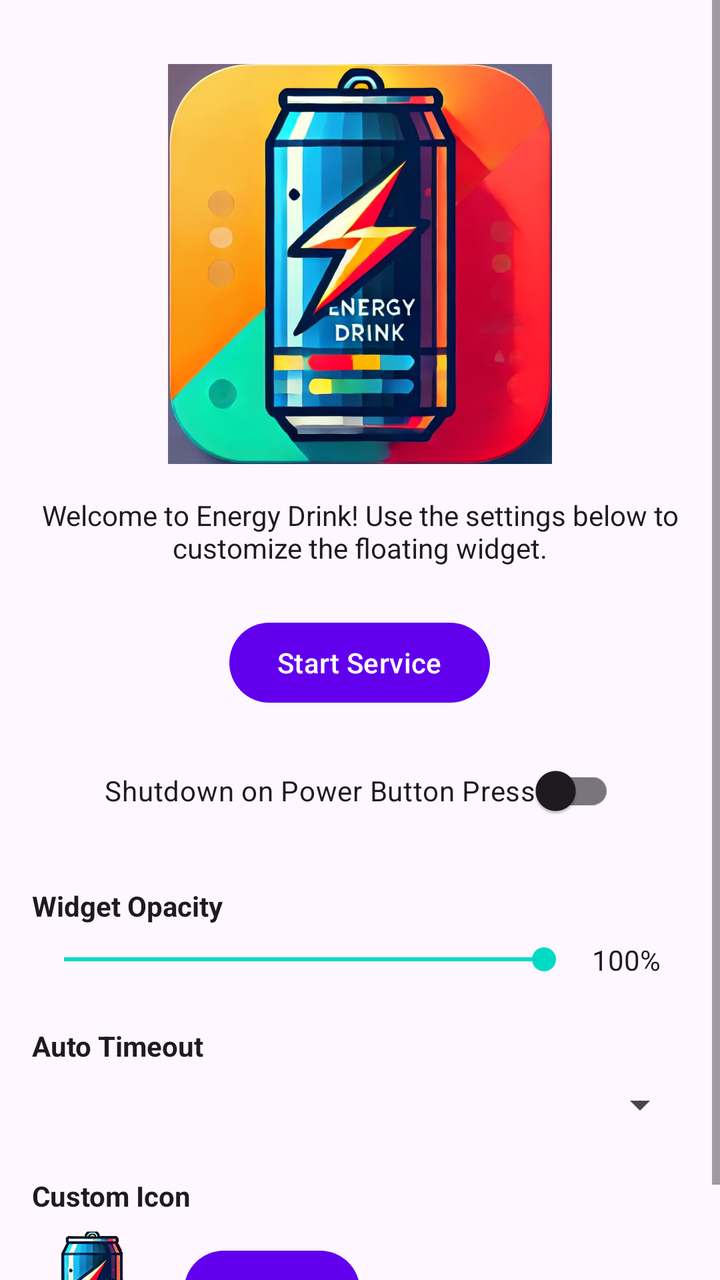
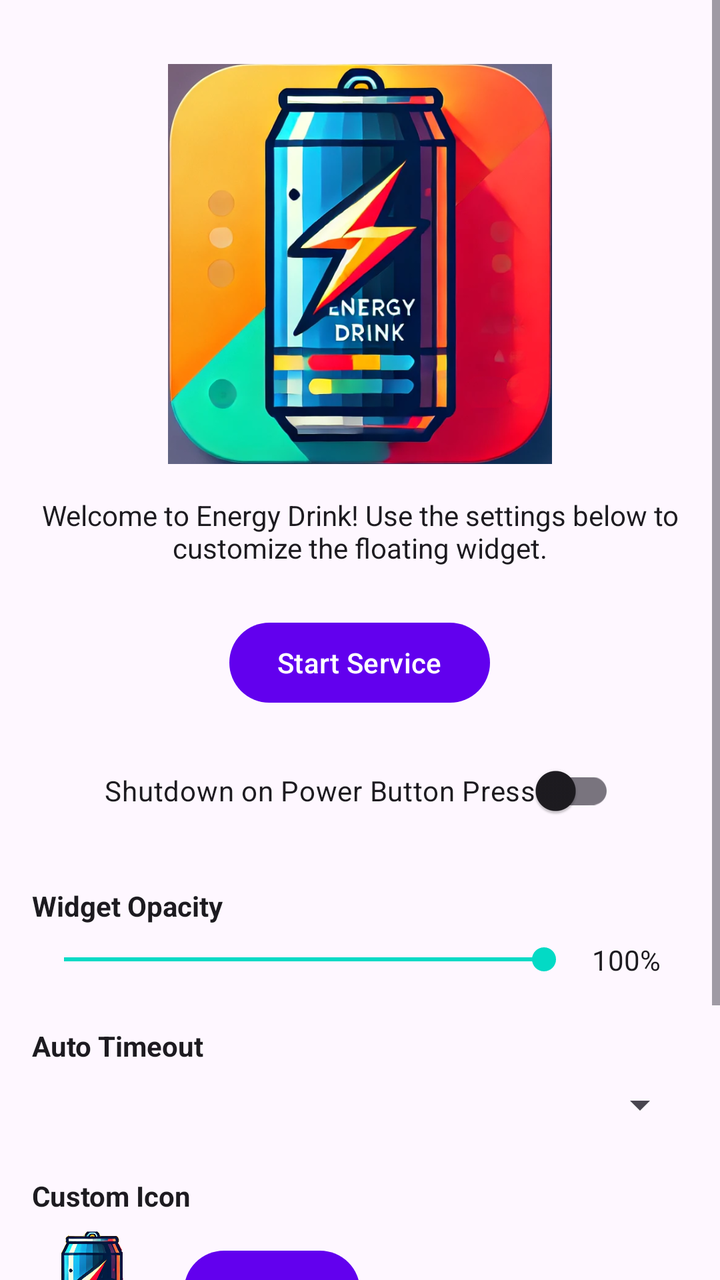

Before-and-after screenshots of an Android layout around one commit, followed by the original layout XML and the change that was made.
<!-- AndroidManifest.xml: application theme Theme.EnergyDrink -->
<!-- res/layout/activity_main.xml -->
<ScrollView xmlns:android="http://schemas.android.com/apk/res/android"
    android:layout_width="match_parent"
    android:layout_height="match_parent"
    android:background="?attr/colorSurface"
    android:clipToPadding="false"
    android:fitsSystemWindows="false">

    <LinearLayout
        android:layout_width="match_parent"
        android:layout_height="wrap_content"
        android:orientation="vertical"
        android:padding="16dp">

        
        <ImageView
            android:id="@+id/appLogo"
            android:layout_width="200dp"
            android:layout_height="200dp"
            android:src="@drawable/energy_drink"
            android:layout_gravity="center_horizontal"
            android:layout_marginTop="16dp"
            android:contentDescription="App Logo" />

        
        <TextView
            android:id="@+id/explanationText"
            android:layout_width="wrap_content"
            android:layout_height="wrap_content"
            android:text="Welcome to Energy Drink! Use the settings below to customize the floating widget."
            android:textColor="?attr/colorOnSurface"
            android:textAlignment="center"
            android:layout_gravity="center_horizontal"
            android:layout_marginTop="16dp" />

        
        <Button
            android:id="@+id/startServiceButton"
            android:layout_width="wrap_content"
            android:layout_height="wrap_content"
            android:text="Start Service"
            android:layout_gravity="center_horizontal"
            android:layout_marginTop="24dp" />

        
        <com.google.android.material.switchmaterial.SwitchMaterial
            android:id="@+id/powerButtonToggle"
            android:layout_width="wrap_content"
            android:layout_height="wrap_content"
            android:text="Shutdown on Power Button Press"
            android:layout_gravity="center_horizontal"
            android:layout_marginTop="16dp" />

        
        <TextView
            android:layout_width="wrap_content"
            android:layout_height="wrap_content"
            android:text="Widget Opacity"
            android:textColor="?attr/colorOnSurface"
            android:textStyle="bold"
            android:layout_marginTop="24dp" />

        <LinearLayout
            android:layout_width="match_parent"
            android:layout_height="wrap_content"
            android:orientation="horizontal"
            android:gravity="center_vertical"
            android:layout_marginTop="8dp">

            <SeekBar
                android:id="@+id/opacitySlider"
                android:layout_width="0dp"
                android:layout_height="wrap_content"
                android:layout_weight="1"
                android:max="100"
                android:progress="100" />

            <TextView
                android:id="@+id/opacityValue"
                android:layout_width="wrap_content"
                android:layout_height="wrap_content"
                android:text="100%"
                android:textColor="?attr/colorOnSurface"
                android:layout_marginStart="8dp"
                android:minWidth="48dp" />

        </LinearLayout>

        
        <TextView
            android:layout_width="wrap_content"
            android:layout_height="wrap_content"
            android:text="Auto Timeout"
            android:textColor="?attr/colorOnSurface"
            android:textStyle="bold"
            android:layout_marginTop="24dp" />

        <Spinner
            android:id="@+id/timeoutSpinner"
            android:layout_width="match_parent"
            android:layout_height="wrap_content"
            android:layout_marginTop="8dp" />

        
        <TextView
            android:layout_width="wrap_content"
            android:layout_height="wrap_content"
            android:text="Custom Icon"
            android:textColor="?attr/colorOnSurface"
            android:textStyle="bold"
            android:layout_marginTop="24dp" />

        <LinearLayout
            android:layout_width="match_parent"
            android:layout_height="wrap_content"
            android:orientation="horizontal"
            android:gravity="center_vertical"
            android:layout_marginTop="8dp">

            <ImageView
                android:id="@+id/customIconPreview"
                android:layout_width="60dp"
                android:layout_height="60dp"
                android:src="@drawable/energy_drink_floating"
                android:contentDescription="Custom Icon Preview" />

            <Button
                android:id="@+id/selectIconButton"
                android:layout_width="wrap_content"
                android:layout_height="wrap_content"
                android:text="Select"
                android:layout_marginStart="16dp" />

            <Button
                android:id="@+id/clearIconButton"
                android:layout_width="wrap_content"
                android:layout_height="wrap_content"
                android:text="Clear"
                android:visibility="gone"
                android:layout_marginStart="8dp" />

        </LinearLayout>

    </LinearLayout>

</ScrollView>
<!-- resources referenced by this layout -->
<resources>
  <!-- drawable energy_drink: png bitmap (drawable, 323490 bytes) -->
  <!-- drawable energy_drink_floating: png bitmap (drawable, 195964 bytes) -->
  <style name="Theme.EnergyDrink" parent="Theme.Material3.DayNight.NoActionBar">
          <item name="colorPrimary">@color/purple_500</item>
          <item name="colorOnPrimary">@color/white</item>
          <item name="colorSecondary">@color/teal_200</item>
          <item name="colorOnSecondary">@color/black</item>
  
          <item name="android:statusBarColor">@android:color/transparent</item>
          <item name="android:navigationBarColor">@android:color/transparent</item>
          <item name="android:windowLightStatusBar">?attr/isLightTheme</item>
      </style>
  <color name="purple_500">#FF6200EE</color>
  <color name="white">#FFFFFFFF</color>
  <color name="teal_200">#FF03DAC5</color>
  <color name="black">#FF000000</color>
</resources>

<!-- the commit's change to res/layout/activity_main.xml (unified diff, before → after) -->
@@ -140,6 +140,32 @@
 
         </LinearLayout>
 
+        
+        <TextView
+            android:layout_width="wrap_content"
+            android:layout_height="wrap_content"
+            android:text="Recent Activity"
+            android:textColor="?attr/colorOnSurface"
+            android:textStyle="bold"
+            android:layout_marginTop="24dp" />
+
+        <TextView
+            android:id="@+id/eventLogText"
+            android:layout_width="match_parent"
+            android:layout_height="wrap_content"
+            android:layout_marginTop="8dp"
+            android:fontFamily="monospace"
+            android:textSize="12sp"
+            android:textColor="?attr/colorOnSurface"
+            android:textIsSelectable="true" />
+
+        <Button
+            android:id="@+id/clearEventLogButton"
+            android:layout_width="wrap_content"
+            android:layout_height="wrap_content"
+            android:text="Clear Log"
+            android:layout_marginTop="8dp" />
+
     </LinearLayout>
 
 </ScrollView>
